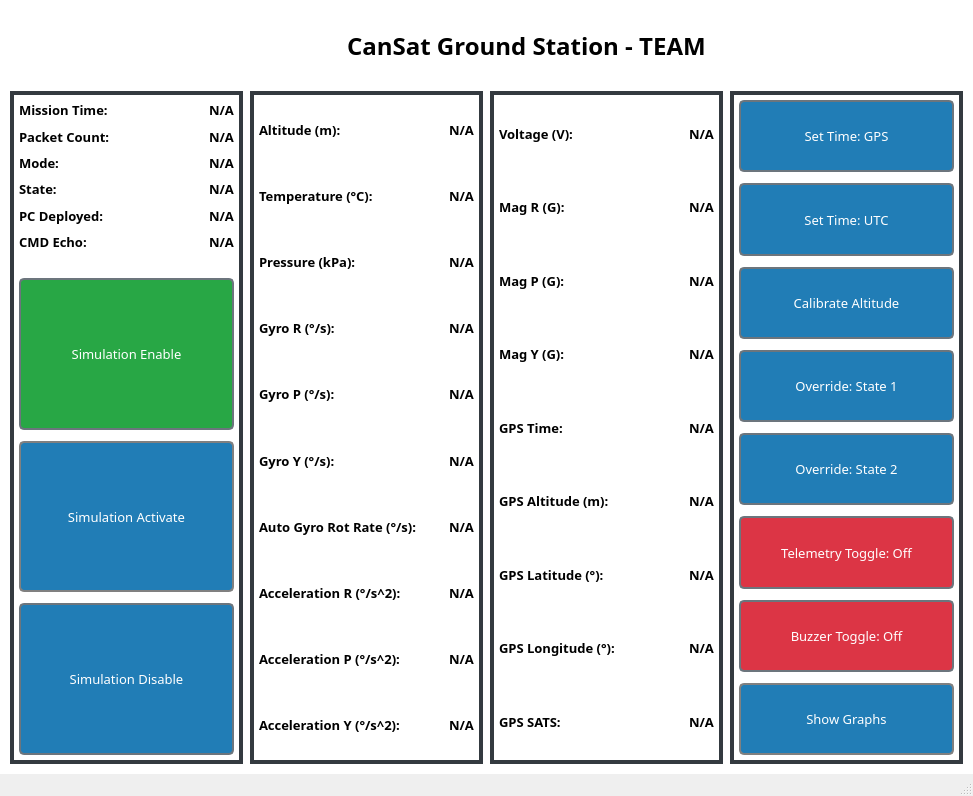
This is Ground-Station/gui/ground_station.ui in BradyCason/UCI-CanSat-24-25 as Qt 5 draws it before an edit. The edited form follows.
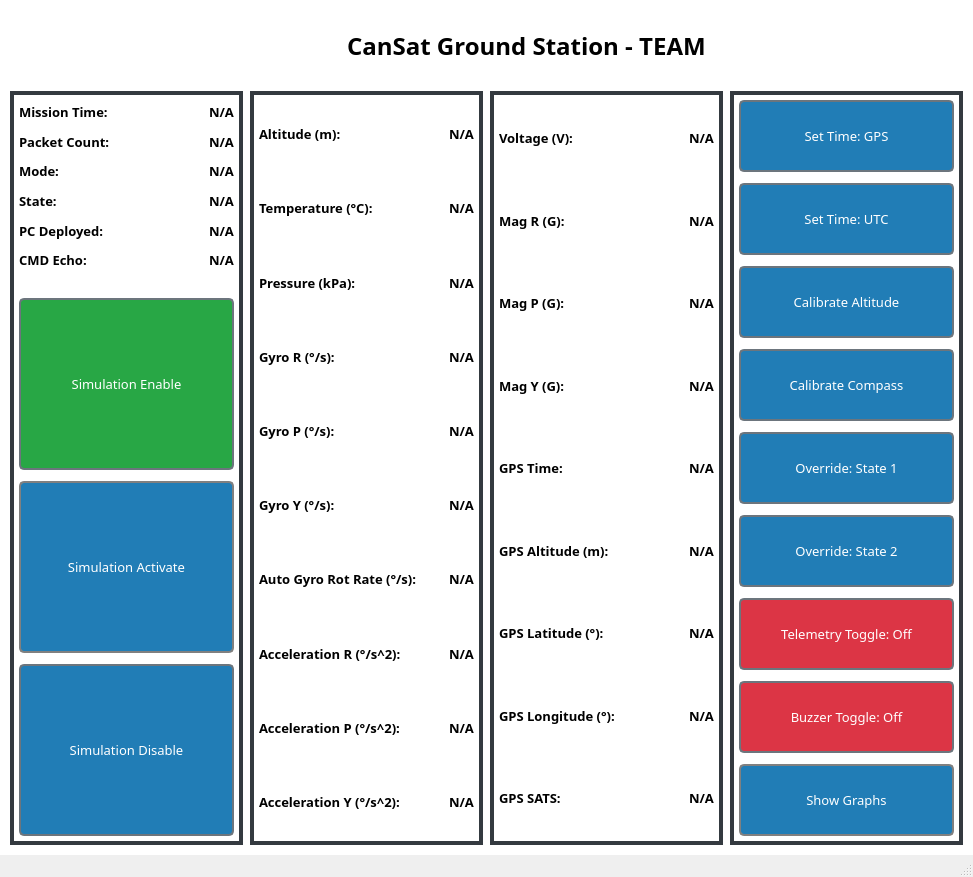
This is the edited form.

Commit message: Store and Load offsets from flash. Calibrate Comp Button

```diff
--- a/Ground-Station/gui/ground_station.ui
+++ b/Ground-Station/gui/ground_station.ui
@@ -7,7 +7,7 @@
     <x>0</x>
     <y>0</y>
     <width>973</width>
-    <height>796</height>
+    <height>877</height>
    </rect>
   </property>
   <property name="windowTitle">
@@ -1151,7 +1151,7 @@
        <widget class="QWidget" name="control_container" native="true">
         <layout class="QGridLayout" name="gridLayout_4">
          <item row="0" column="0">
-          <layout class="QVBoxLayout" name="control_panel" stretch="1,0,1,0,1,0,1,0,1,0,1,0,1,0,1">
+          <layout class="QVBoxLayout" name="control_panel" stretch="1,0,1,0,1,0,1,0,1,0,1,0,1,0,1,0,1">
            <item>
             <widget class="QPushButton" name="set_time_gps_button">
              <property name="sizePolicy">
@@ -1267,6 +1267,41 @@
              </property>
             </spacer>
            </item>
+           <item>
+            <widget class="QPushButton" name="calibrate_comp_button">
+             <property name="sizePolicy">
+              <sizepolicy hsizetype="Minimum" vsizetype="Minimum">
+               <horstretch>0</horstretch>
+               <verstretch>0</verstretch>
+              </sizepolicy>
+             </property>
+             <property name="font">
+              <font>
+               <family>Sans Serif Collection</family>
+               <pointsize>10</pointsize>
+              </font>
+             </property>
+             <property name="text">
+              <string>Calibrate Compass</string>
+             </property>
+            </widget>
+           </item>
+           <item>
+            <spacer name="verticalSpacer_8">
+             <property name="orientation">
+              <enum>Qt::Vertical</enum>
+             </property>
+             <property name="sizeType">
+              <enum>QSizePolicy::Fixed</enum>
+             </property>
+             <property name="sizeHint" stdset="0">
+              <size>
+               <width>20</width>
+               <height>5</height>
+              </size>
+             </property>
+            </spacer>
+           </item>
            <item>
             <widget class="QPushButton" name="override_state_1_button">
              <property name="sizePolicy">
```
The commit also changes 34 other files.
